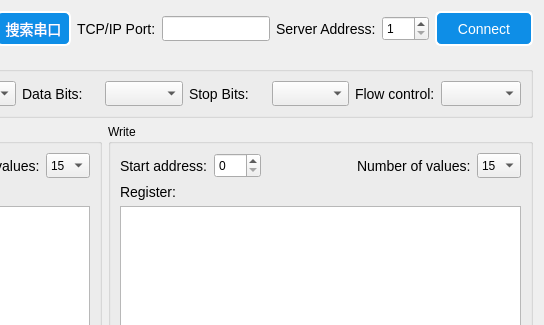
The window that userui/modbusui.ui (pkzju/super) describes before a commit, drawn with Qt 5; both pictures show x 334 to 878 and y 0 to 325 of the 878 by 590 pixel window.
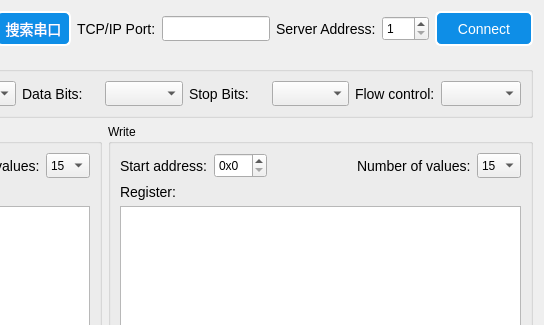
The same window after the commit.

```diff
--- a/userui/modbusui.ui
+++ b/userui/modbusui.ui
@@ -608,8 +608,14 @@
               <height>25</height>
              </size>
             </property>
+            <property name="prefix">
+             <string>0x</string>
+            </property>
             <property name="maximum">
-             <number>127</number>
+             <number>65535</number>
+            </property>
+            <property name="displayIntegerBase">
+             <number>16</number>
             </property>
            </widget>
           </item>
```
Left out of the diff: 12 changed lines with no effect on the pictures.
